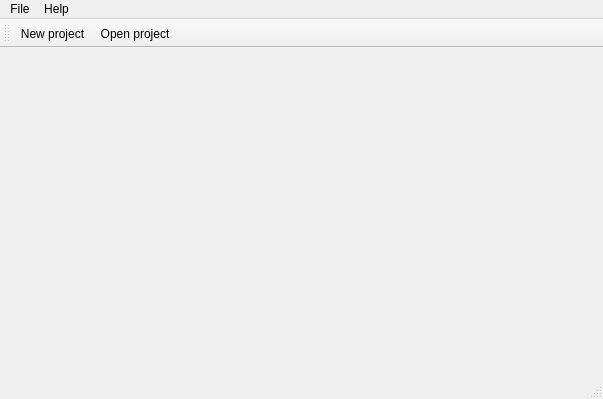
First picture: the form in mainwindow.ui, repository Anton9kin/Milandr_v3, before the edit.
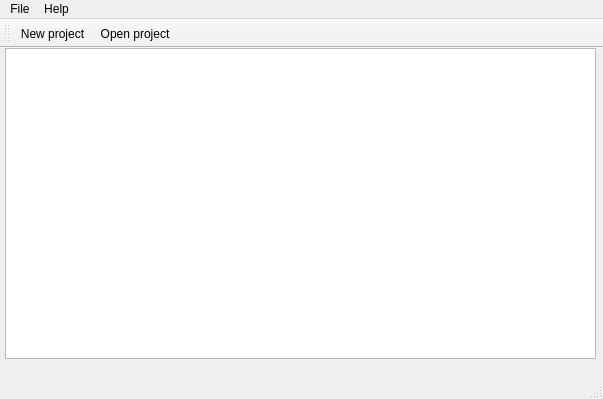
Second picture: the form after the edit. Icons and pictures are not drawn.

Diff of the .ui file:
```diff
--- a/mainwindow.ui
+++ b/mainwindow.ui
@@ -13,7 +13,18 @@
   <property name="windowTitle">
    <string>Генератор кода</string>
   </property>
-  <widget class="QWidget" name="centralWidget"/>
+  <widget class="QWidget" name="centralWidget">
+   <widget class="QTableView" name="tableView">
+    <property name="geometry">
+     <rect>
+      <x>5</x>
+      <y>0</y>
+      <width>591</width>
+      <height>311</height>
+     </rect>
+    </property>
+   </widget>
+  </widget>
   <widget class="QMenuBar" name="menuBar">
    <property name="geometry">
     <rect>
```
Left out of the diff: 8 changed lines with no effect on the pictures.
